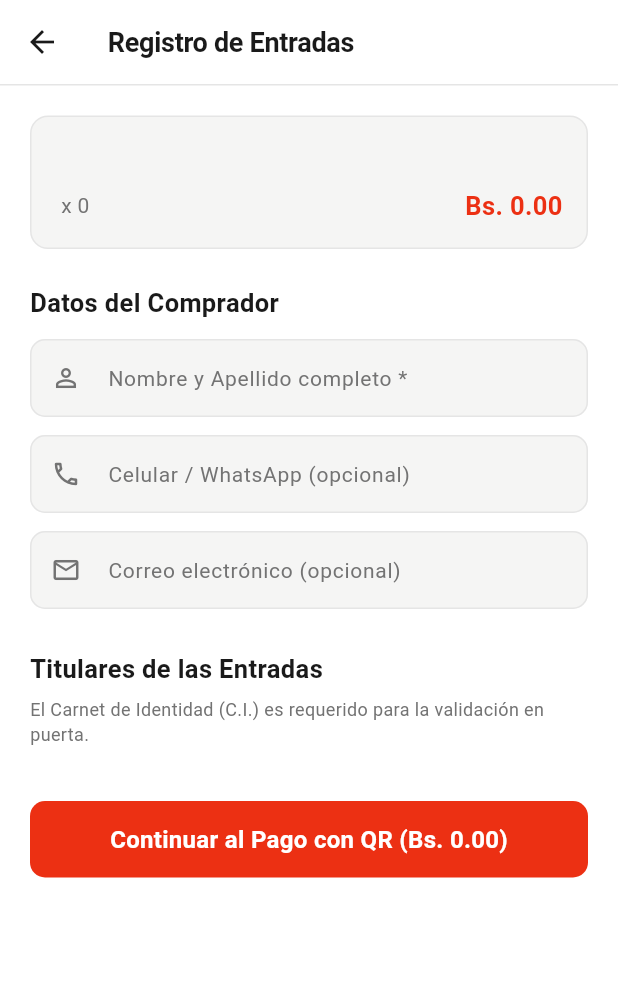
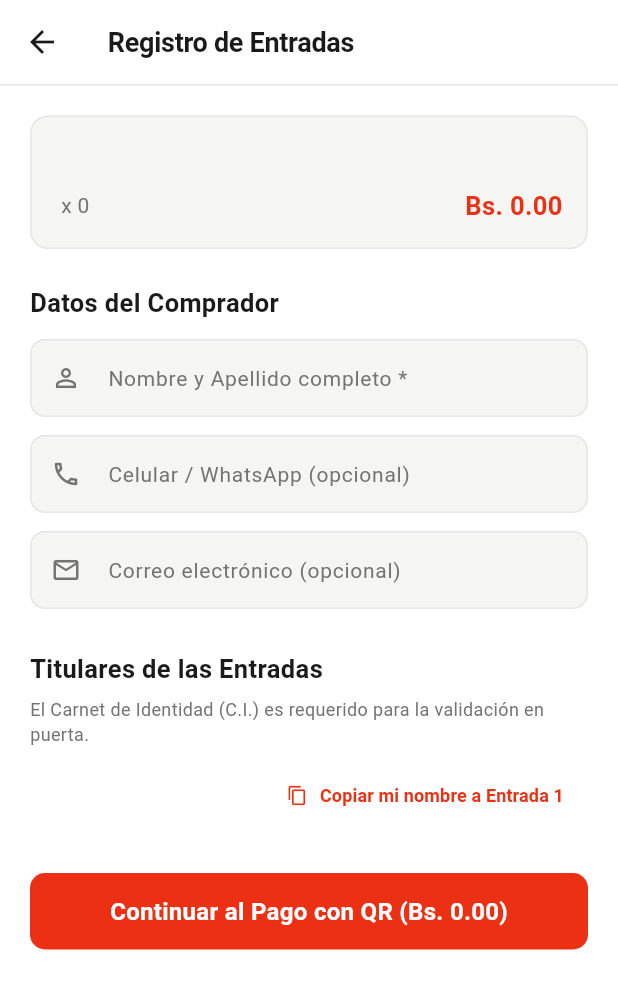
Before and after one commit to datahuba/Eventhub_mobile, a Flutter app: the CheckoutScreen screen opened directly with empty values, on a phone screen of 412 x 824 dp. Shown: the top 989 px of the screen. Run offline on Flutter 3.47's test engine with Material 3 defaults, Android fonts, the phone set to English and light mode, and no system bars; our stand-ins replace cached_network_image, image_picker, qr_flutter, shared_preferences; accounts and stored records are empty; network calls fail.

Commit message:
feat(ux): agregar copia rapida a entrada 1, zoom en QR y respuesta haptica

```diff
--- a/lib/screens/checkout_screen.dart
+++ b/lib/screens/checkout_screen.dart
@@ -189,7 +189,35 @@ class _CheckoutScreenState extends State<CheckoutScreen> {
               'El Carnet de Identidad (C.I.) es requerido para la validación en puerta.',
               style: TextStyle(color: AppColors.fgMuted, fontSize: 12),
             ),
-            const SizedBox(height: 16),
+            const SizedBox(height: 8),
+            Row(
+              mainAxisAlignment: MainAxisAlignment.end,
+              children: [
+                TextButton.icon(
+                  onPressed: () {
+                    final buyerName = _buyerNameController.text.trim();
+                    if (buyerName.isNotEmpty && _attendeeNameControllers.isNotEmpty) {
+                      setState(() {
+                        _attendeeNameControllers[0].text = buyerName;
+                      });
+                      ScaffoldMessenger.of(context).showSnackBar(
+                        const SnackBar(
+                          content: Text('Nombre copiado a Entrada 1'),
+                          duration: Duration(seconds: 1),
+                          behavior: SnackBarBehavior.floating,
+                        ),
+                      );
+                    }
+                  },
+                  icon: const Icon(Icons.copy_outlined, size: 14, color: AppColors.accent),
+                  label: const Text(
+                    'Copiar mi nombre a Entrada 1',
+                    style: TextStyle(fontSize: 12, fontWeight: FontWeight.bold, color: AppColors.accent),
+                  ),
+                ),
+              ],
+            ),
+            const SizedBox(height: 8),
 
             ...List.generate(widget.quantity, (index) {
               return Container(
```
Also changed, not shown: lib/screens/multiplica_payment_screen.dart (+79 -0 lines), lib/services/api_service.dart (+7 -0 lines).
